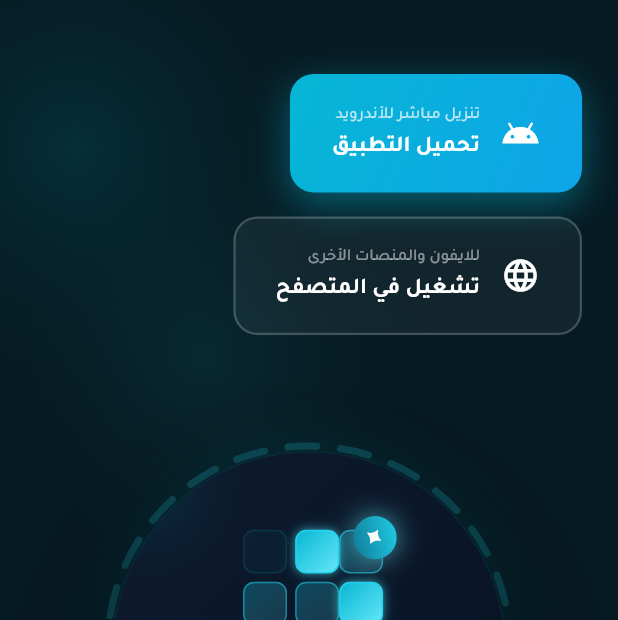
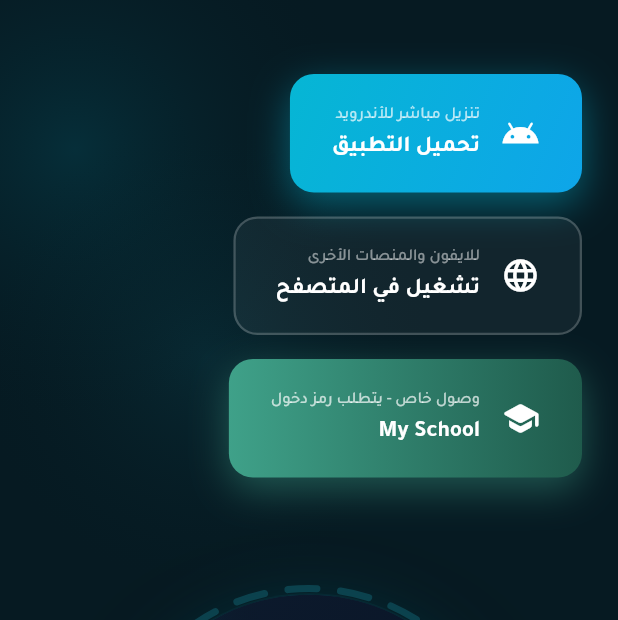
Before and after one commit to yasserbousfiha-creator/smart-organizer-web, a Flutter app: the screen it shows after launch, on a phone screen of 412 x 824 dp, the part 616-1236 px from its top. Run offline on Flutter 3.47's test engine with Material 3 defaults, Android fonts, the phone set to English and light mode, and no system bars; our stand-ins replace audioplayers, carousel_slider, supabase_flutter, timezone, url_strategy; missing offline and left inert: dart:html; accounts and stored records are empty; network calls fail.

Commit message:
إضافة زر تحميل My School (رمز دخول منفصل عن Smart Organizer)

```diff
--- a/lib/main.dart
+++ b/lib/main.dart
@@ -1187,6 +1187,17 @@ class _LandingPageState extends State<LandingPage>
                       subtitle: siteTr(_isEnglish, 'للايفون والمنصات الأخرى'),
                       url: 'https://celebrated-chimera-576e3d.netlify.app/',
                     ),
+                    _buildGradientButton(
+                      context: context,
+                      icon: Icons.school_rounded,
+                      title: 'My School',
+                      subtitle: siteTr(_isEnglish, 'وصول خاص - يتطلب رمز دخول'),
+                      gradient: const LinearGradient(
+                        colors: [Color(0xFF3FA189), Color(0xFF1F5B4C)],
+                      ),
+                      url: 'https://smartorganizer.shop/apk/my-school.apk',
+                      correctCode: 'bennani',
+                    ),
                   ],
                 ),
               ],
@@ -1654,6 +1665,7 @@ class _LandingPageState extends State<LandingPage>
     required String subtitle,
     required LinearGradient gradient,
     required String url,
+    String correctCode = 'bousfiha',
   }) {
     return Container(
       decoration: BoxDecoration(
@@ -1677,7 +1689,7 @@ class _LandingPageState extends State<LandingPage>
             borderRadius: BorderRadius.circular(16),
           ),
         ),
-        onPressed: () => _showPasscodeDialog(context, url),
+        onPressed: () => _showPasscodeDialog(context, url, correctCode),
         child: Row(
           mainAxisSize: MainAxisSize.min,
           children: [
@@ -1758,9 +1770,8 @@ class _LandingPageState extends State<LandingPage>
   }
 
 
-  Future<void> _showPasscodeDialog(BuildContext context, String url) async {
+  Future<void> _showPasscodeDialog(BuildContext context, String url, [String correctCode = 'bousfiha']) async {
     final codeController = TextEditingController();
-    const correctCode = 'bousfiha';
 
     return showDialog(
       context: context,
```
